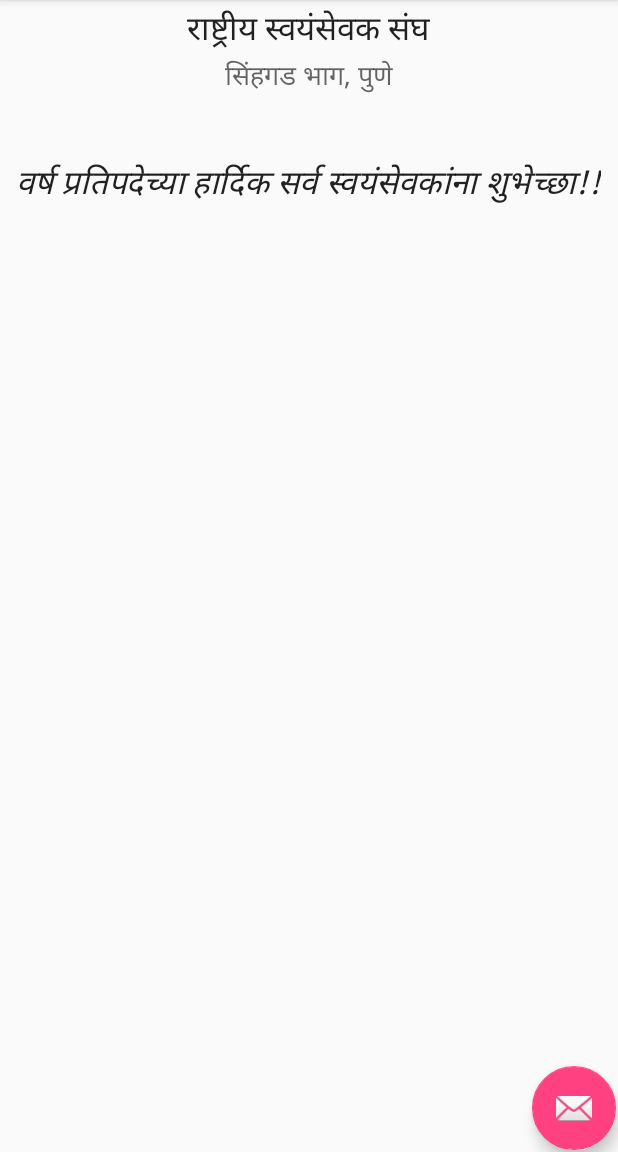
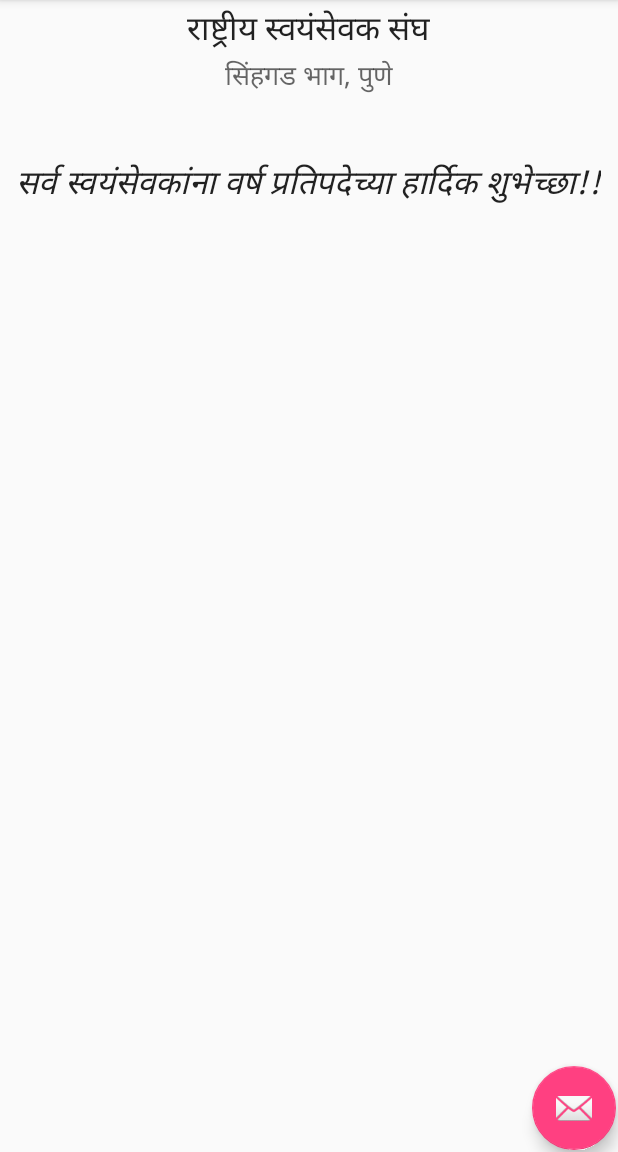
Before and after one commit to lonelybit/Bauddhik-Patrak, an Android app: the screen it shows after launch (MainActivity), on a phone screen of 412 x 824 dp, the part 84-1236 px from its top. Run offline under Robolectric (Android 15) with nearby library versions, the phone set to English and light mode, and no system bars.

```diff
--- a/app/src/main/res/values/strings.xml
+++ b/app/src/main/res/values/strings.xml
@@ -41,7 +41,7 @@
     </string>
     <string name="mukhya_paan_mahiti_contents">
         <![CDATA[
-                    वर्ष प्रतिपदेच्या हार्दिक सर्व स्वयंसेवकांना शुभेच्छा!!
+             सर्व स्वयंसेवकांना वर्ष प्रतिपदेच्या हार्दिक शुभेच्छा!!
         ]]>
     </string>
 
```
